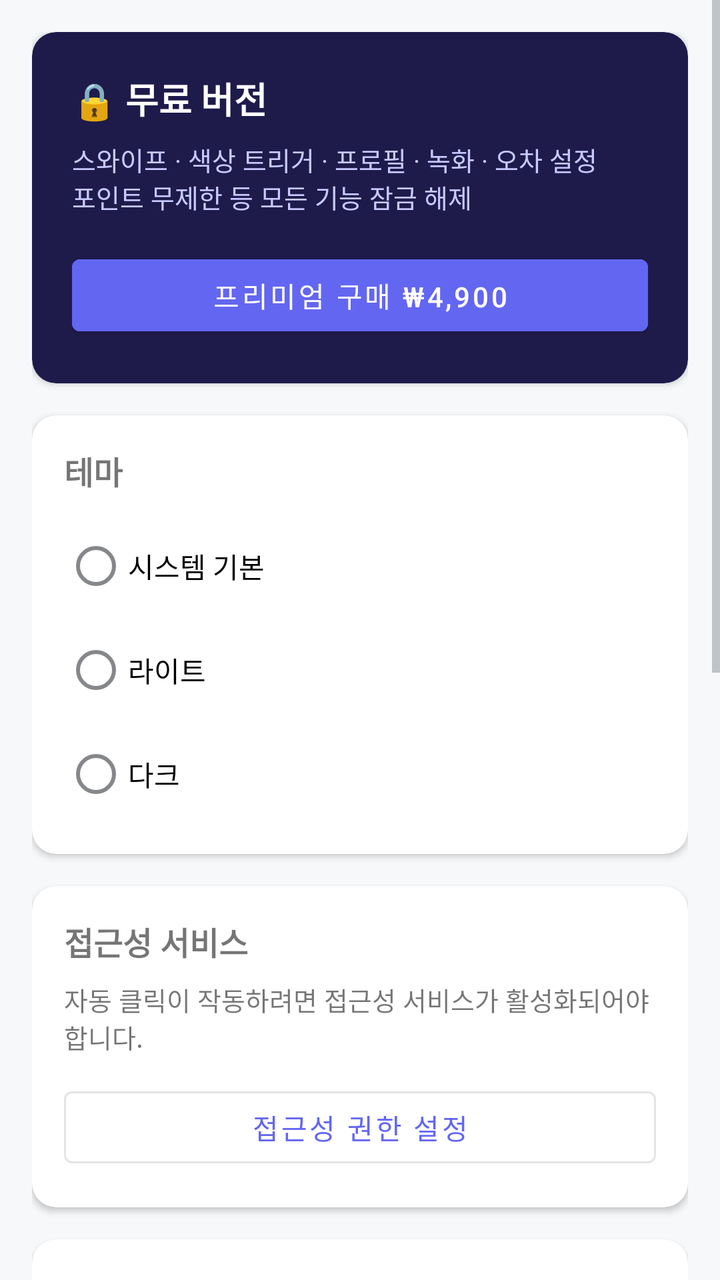
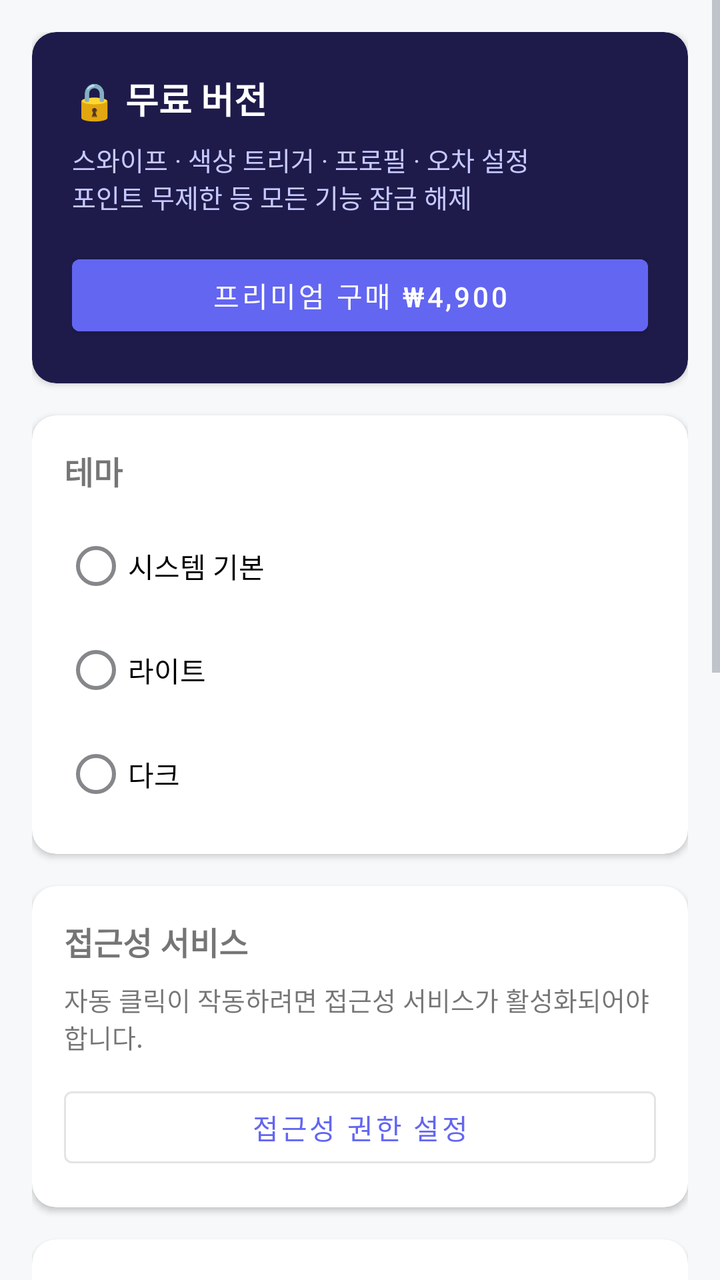

An Android layout rendered at two revisions. The XML below is the earlier revision; the diff shows what the commit changed to produce the second picture.
<!-- AndroidManifest.xml: application theme Theme.AutoClicker -->
<!-- res/layout/activity_settings.xml -->
<?xml version="1.0" encoding="utf-8"?>
<ScrollView xmlns:android="http://schemas.android.com/apk/res/android"
    xmlns:app="http://schemas.android.com/apk/res-auto"
    android:layout_width="match_parent"
    android:layout_height="match_parent"
    android:fitsSystemWindows="true">

    <LinearLayout
        android:layout_width="match_parent"
        android:layout_height="wrap_content"
        android:orientation="vertical"
        android:padding="16dp">

        
        <androidx.cardview.widget.CardView
            android:id="@+id/cardPremium"
            android:layout_width="match_parent"
            android:layout_height="wrap_content"
            android:layout_marginBottom="16dp"
            app:cardCornerRadius="12dp"
            app:cardBackgroundColor="#1E1B4B">

            <LinearLayout
                android:layout_width="match_parent"
                android:layout_height="wrap_content"
                android:orientation="vertical"
                android:padding="20dp">

                <TextView
                    android:id="@+id/tvPremiumStatus"
                    android:layout_width="wrap_content"
                    android:layout_height="wrap_content"
                    android:text="🔒 무료 버전"
                    android:textSize="18sp"
                    android:textStyle="bold"
                    android:textColor="#FFFFFF"
                    android:layout_marginBottom="8dp" />

                <TextView
                    android:id="@+id/tvPremiumDesc"
                    android:layout_width="match_parent"
                    android:layout_height="wrap_content"
                    android:text="스와이프 · 색상 트리거 · 프로필 · 녹화 · 오차 설정\n포인트 무제한 등 모든 기능 잠금 해제"
                    android:textSize="13sp"
                    android:textColor="#C7C9FF"
                    android:layout_marginBottom="16dp" />

                <Button
                    android:id="@+id/btnPurchasePremium"
                    android:layout_width="match_parent"
                    android:layout_height="48dp"
                    android:text="프리미엄 구매 ₩4,900"
                    android:textColor="#FFFFFF"
                    android:backgroundTint="#6366F1" />

            </LinearLayout>
        </androidx.cardview.widget.CardView>

        
        <androidx.cardview.widget.CardView
            android:layout_width="match_parent"
            android:layout_height="wrap_content"
            android:layout_marginBottom="16dp"
            app:cardCornerRadius="12dp">

            <LinearLayout
                android:layout_width="match_parent"
                android:layout_height="wrap_content"
                android:orientation="vertical"
                android:padding="16dp">

                <TextView
                    android:layout_width="wrap_content"
                    android:layout_height="wrap_content"
                    android:text="@string/section_theme"
                    android:textSize="16sp"
                    android:textStyle="bold"
                    android:layout_marginBottom="12dp" />

                <RadioGroup
                    android:id="@+id/rgTheme"
                    android:layout_width="match_parent"
                    android:layout_height="wrap_content">

                    <RadioButton
                        android:id="@+id/rbThemeSystem"
                        android:layout_width="match_parent"
                        android:layout_height="wrap_content"
                        android:text="@string/theme_system"
                        android:layout_marginBottom="4dp" />

                    <RadioButton
                        android:id="@+id/rbThemeLight"
                        android:layout_width="match_parent"
                        android:layout_height="wrap_content"
                        android:text="@string/theme_light"
                        android:layout_marginBottom="4dp" />

                    <RadioButton
                        android:id="@+id/rbThemeDark"
                        android:layout_width="match_parent"
                        android:layout_height="wrap_content"
                        android:text="@string/theme_dark" />

                </RadioGroup>
            </LinearLayout>
        </androidx.cardview.widget.CardView>

        
        <androidx.cardview.widget.CardView
            android:layout_width="match_parent"
            android:layout_height="wrap_content"
            android:layout_marginBottom="16dp"
            app:cardCornerRadius="12dp">

            <LinearLayout
                android:layout_width="match_parent"
                android:layout_height="wrap_content"
                android:orientation="vertical"
                android:padding="16dp">

                <TextView
                    android:layout_width="wrap_content"
                    android:layout_height="wrap_content"
                    android:text="@string/section_accessibility"
                    android:textSize="16sp"
                    android:textStyle="bold"
                    android:layout_marginBottom="8dp" />

                <TextView
                    android:layout_width="match_parent"
                    android:layout_height="wrap_content"
                    android:text="@string/hint_accessibility_desc"
                    android:textSize="13sp"
                    android:layout_marginBottom="12dp" />

                <Button
                    android:id="@+id/btnGoAccessibility"
                    android:layout_width="match_parent"
                    android:layout_height="48dp"
                    android:text="@string/btn_enable_accessibility"
                    style="@style/Widget.MaterialComponents.Button.OutlinedButton" />

            </LinearLayout>
        </androidx.cardview.widget.CardView>

        
        <androidx.cardview.widget.CardView
            android:layout_width="match_parent"
            android:layout_height="wrap_content"
            android:layout_marginBottom="16dp"
            app:cardCornerRadius="12dp"
            app:cardBackgroundColor="@color/surface">

            <LinearLayout
                android:layout_width="match_parent"
                android:layout_height="wrap_content"
                android:orientation="vertical"
                android:padding="16dp">

                <TextView
                    android:layout_width="wrap_content"
                    android:layout_height="wrap_content"
                    android:text="@string/section_start_screen"
                    android:textSize="16sp"
                    android:textStyle="bold"
                    android:textColor="@color/text_primary"
                    android:layout_marginBottom="4dp" />

                <TextView
                    android:layout_width="match_parent"
                    android:layout_height="wrap_content"
                    android:text="@string/hint_start_screen"
                    android:textSize="12sp"
                    android:textColor="@color/text_secondary"
                    android:layout_marginBottom="12dp" />

                <com.google.android.material.switchmaterial.SwitchMaterial
                    android:id="@+id/switchStartSimple"
                    android:layout_width="match_parent"
                    android:layout_height="wrap_content"
                    android:text="@string/label_start_screen_toggle"
                    android:textColor="@color/text_primary" />

            </LinearLayout>
        </androidx.cardview.widget.CardView>

        <androidx.cardview.widget.CardView
            android:layout_width="match_parent"
            android:layout_height="wrap_content"
            android:layout_marginBottom="16dp"
            app:cardCornerRadius="12dp"
            app:cardBackgroundColor="@color/surface">

            <LinearLayout
                android:layout_width="match_parent"
                android:layout_height="wrap_content"
                android:orientation="vertical"
                android:padding="16dp">

                <TextView
                    android:layout_width="wrap_content"
                    android:layout_height="wrap_content"
                    android:text="@string/section_overlay_button"
                    android:textSize="16sp"
                    android:textStyle="bold"
                    android:textColor="@color/text_primary"
                    android:layout_marginBottom="4dp" />

                <TextView
                    android:layout_width="match_parent"
                    android:layout_height="wrap_content"
                    android:text="@string/hint_overlay_button"
                    android:textSize="12sp"
                    android:textColor="@color/text_secondary"
                    android:layout_marginBottom="12dp" />

                <com.google.android.material.switchmaterial.SwitchMaterial
                    android:id="@+id/switchOverlayButton"
                    android:layout_width="match_parent"
                    android:layout_height="wrap_content"
                    android:layout_marginBottom="20dp"
                    android:text="@string/label_overlay_button_toggle"
                    android:textColor="@color/text_primary" />

                <TextView
                    android:layout_width="wrap_content"
                    android:layout_height="wrap_content"
                    android:text="@string/section_auto_link"
                    android:textSize="16sp"
                    android:textStyle="bold"
                    android:textColor="@color/text_primary"
                    android:layout_marginBottom="4dp" />

                <TextView
                    android:layout_width="match_parent"
                    android:layout_height="wrap_content"
                    android:text="@string/hint_auto_link"
                    android:textSize="12sp"
                    android:textColor="@color/text_secondary"
                    android:layout_marginBottom="12dp" />

                <com.google.android.material.switchmaterial.SwitchMaterial
                    android:id="@+id/switchAutoLink"
                    android:layout_width="match_parent"
                    android:layout_height="wrap_content"
                    android:text="@string/label_auto_link_toggle"
                    android:textColor="@color/text_primary" />

            </LinearLayout>
        </androidx.cardview.widget.CardView>

        <androidx.cardview.widget.CardView
            android:id="@+id/cardDebugPremium"
            android:layout_width="match_parent"
            android:layout_height="wrap_content"
            android:layout_marginBottom="16dp"
            android:visibility="gone"
            app:cardCornerRadius="12dp"
            app:cardBackgroundColor="#3F1D1D">

            <LinearLayout
                android:layout_width="match_parent"
                android:layout_height="wrap_content"
                android:orientation="vertical"
                android:padding="16dp">

                <TextView
                    android:layout_width="wrap_content"
                    android:layout_height="wrap_content"
                    android:text="@string/section_debug_premium"
                    android:textSize="16sp"
                    android:textStyle="bold"
                    android:textColor="#FFFFFF"
                    android:layout_marginBottom="4dp" />

                <TextView
                    android:layout_width="match_parent"
                    android:layout_height="wrap_content"
                    android:text="@string/hint_debug_premium"
                    android:textSize="12sp"
                    android:textColor="#FFB4B4"
                    android:layout_marginBottom="12dp" />

                <com.google.android.material.switchmaterial.SwitchMaterial
                    android:id="@+id/switchDebugPremium"
                    android:layout_width="match_parent"
                    android:layout_height="wrap_content"
                    android:text="@string/label_debug_premium_toggle"
                    android:textColor="#FFFFFF" />

            </LinearLayout>
        </androidx.cardview.widget.CardView>

        
        <androidx.cardview.widget.CardView
            android:layout_width="match_parent"
            android:layout_height="wrap_content"
            app:cardCornerRadius="12dp">

            <LinearLayout
                android:layout_width="match_parent"
                android:layout_height="wrap_content"
                android:orientation="vertical"
                android:padding="16dp">

                <TextView
                    android:layout_width="wrap_content"
                    android:layout_height="wrap_content"
                    android:text="@string/section_app_info"
                    android:textSize="16sp"
                    android:textStyle="bold"
                    android:layout_marginBottom="8dp" />

                <TextView
                    android:id="@+id/tvVersion"
                    android:layout_width="wrap_content"
                    android:layout_height="wrap_content"
                    android:textSize="14sp" />

            </LinearLayout>
        </androidx.cardview.widget.CardView>

    </LinearLayout>
</ScrollView>
<!-- resources referenced by this layout -->
<resources>
  <color name="surface">#FFFFFF</color>
  <color name="text_primary">#1F2328</color>
  <color name="text_secondary">#57606A</color>
  <string name="btn_enable_accessibility">접근성 권한 설정</string>
  <string name="hint_accessibility_desc">자동 클릭이 작동하려면 접근성 서비스가 활성화되어야 합니다.</string>
  <string name="hint_auto_link">연동해 둔 앱을 실행하면 해당 프로필을 자동으로 불러옵니다. 끄면 프로필을 직접 고를 때만 바뀝니다(연동 설정은 지워지지 않습니다).</string>
  <string name="hint_debug_premium">테스트 전용. 디버그 빌드에서만 동작하며, 결제와 무관하게 프리미엄 기능을 임시로 잠금 해제합니다.</string>
  <string name="hint_overlay_button">실행 중 다른 앱 위에 떠서 멈출 수 있는 버튼입니다. 끄면 버튼이 사라지고, 볼륨 키나 앱 화면에서 멈출 수 있습니다.</string>
  <string name="hint_start_screen">켜면 앱을 열 때 버튼 몇 개로 끝나는 간단 화면이 뜹니다. 끄면 모든 기능이 있는 화면으로 시작합니다.</string>
  <string name="label_auto_link_toggle">연동된 앱 실행 시 프로필 자동 전환</string>
  <string name="label_debug_premium_toggle">프리미엄 기능 강제 활성화</string>
  <string name="label_overlay_button_toggle">화면 위에 조작 버튼 표시</string>
  <string name="label_start_screen_toggle">간단 모드로 시작</string>
  <string name="section_accessibility">접근성 서비스</string>
  <string name="section_app_info">앱 정보</string>
  <string name="section_auto_link">앱 연동 자동 적용</string>
  <string name="section_debug_premium">디버그: 프리미엄 강제</string>
  <string name="section_overlay_button">화면 위 조작 버튼</string>
  <string name="section_start_screen">시작 화면</string>
  <string name="section_theme">테마</string>
  <string name="theme_dark">다크</string>
  <string name="theme_light">라이트</string>
  <string name="theme_system">시스템 기본</string>
  <style name="Theme.AutoClicker" parent="Theme.MaterialComponents.DayNight.NoActionBar">
          <item name="colorPrimary">@color/primary</item>
          <item name="colorPrimaryVariant">@color/primary_dark</item>
          <item name="colorOnPrimary">@color/white</item>
          <item name="colorSecondary">@color/primary</item>
          <item name="colorSecondaryVariant">@color/primary_dark</item>
          <item name="colorOnSecondary">@color/white</item>
          <item name="colorSurface">@color/surface</item>
          <item name="colorOnSurface">@color/text_primary</item>
          <item name="android:windowBackground">@color/bg_dark</item>
          <item name="android:statusBarColor">@color/bg_dark</item>
          <item name="android:navigationBarColor">@color/bg_dark</item>
          <item name="android:windowLightStatusBar">true</item>
          <item name="android:windowLightNavigationBar">true</item>
          
          <item name="colorControlNormal">@color/text_hint</item>
          <item name="colorControlActivated">@color/primary</item>
          <item name="android:textColorHint">@color/text_hint</item>
      </style>
  <color name="primary">#6366F1</color>
  <color name="primary_dark">#4F46E5</color>
  <color name="white">#FFFFFFFF</color>
  <color name="bg_dark">#F6F8FA</color>
  <color name="text_hint">#8C959F</color>
</resources>

<!-- the commit's change to res/layout/activity_settings.xml (unified diff, before → after) -->
@@ -40,7 +40,7 @@
                     android:id="@+id/tvPremiumDesc"
                     android:layout_width="match_parent"
                     android:layout_height="wrap_content"
-                    android:text="스와이프 · 색상 트리거 · 프로필 · 녹화 · 오차 설정\n포인트 무제한 등 모든 기능 잠금 해제"
+                    android:text="스와이프 · 색상 트리거 · 프로필 · 오차 설정\n포인트 무제한 등 모든 기능 잠금 해제"
                     android:textSize="13sp"
                     android:textColor="#C7C9FF"
                     android:layout_marginBottom="16dp" />
